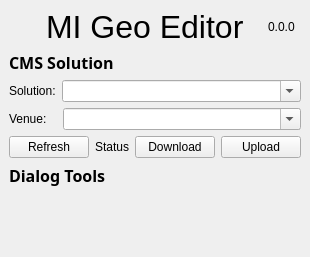
Above: gui/dock_widget.ui from MapsPeople/mi_companion before the change. Below: the same form after it.
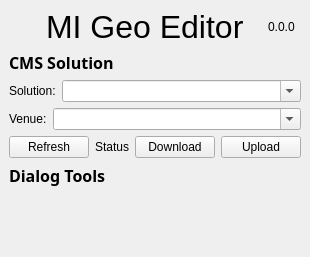
That is the form after the change.

```diff
--- a/gui/dock_widget.ui
+++ b/gui/dock_widget.ui
@@ -186,7 +186,7 @@
            </sizepolicy>
           </property>
           <property name="text">
-           <string>Venue:   </string>
+                                            <string>Venue:</string>
           </property>
          </widget>
         </item>
```
Lines whose indentation alone changed are shown as unchanged.
